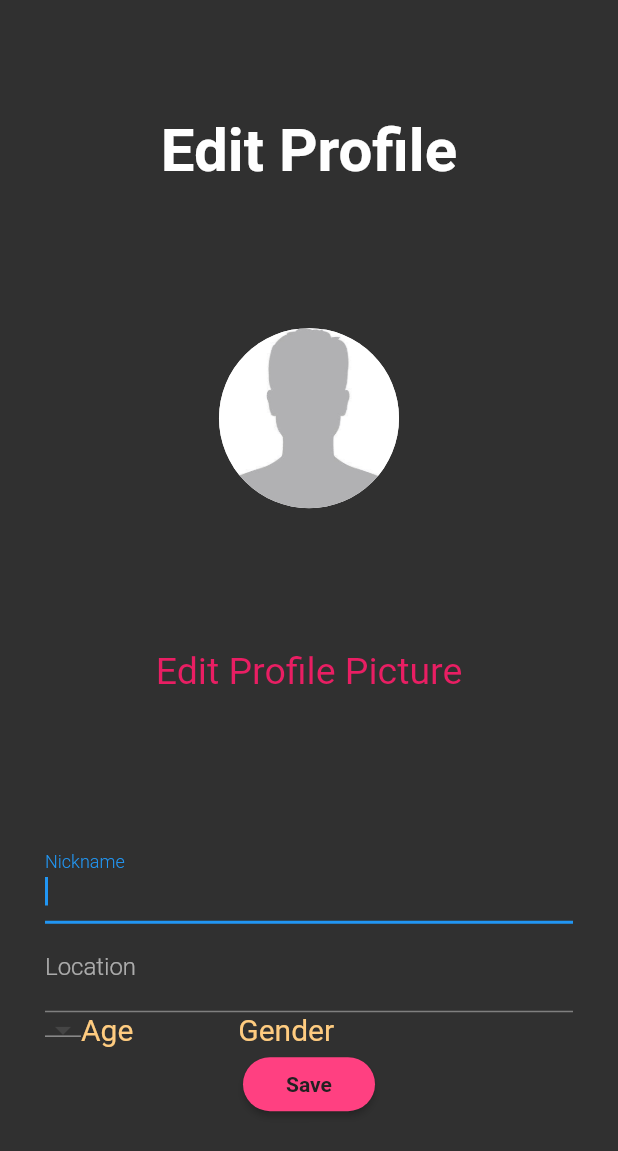
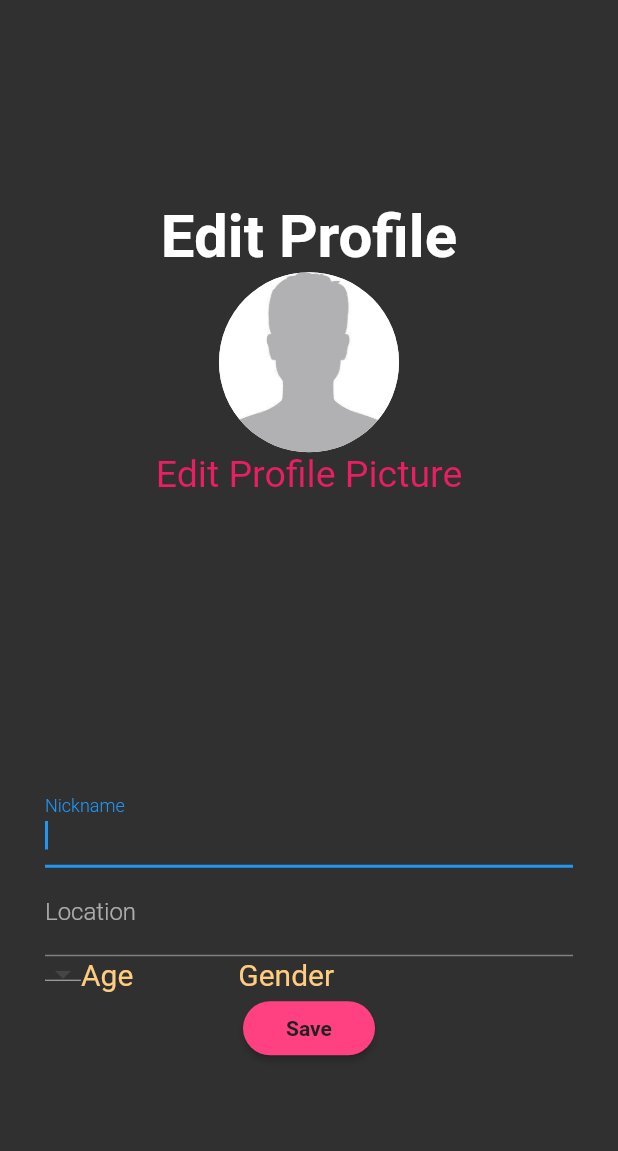
Before and after one commit to Team-Loveal/BeerGarden, a Flutter app: the screen it shows after launch, on a phone screen of 412 x 824 dp. Shown: the top 1151 px of the screen. Run offline on Flutter 3.47's test engine with Material 2 defaults, Android fonts, the phone set to English and light mode, and no system bars; our stand-ins replace material_design_icons_flutter.

Commit message:
editting profile

```diff
--- a/lib/pages/editProfile.dart
+++ b/lib/pages/editProfile.dart
@@ -14,6 +14,10 @@ class _EditProfileState extends State<EditProfile> {
           padding: EdgeInsets.all(30),
           child: Column(
             mainAxisAlignment: MainAxisAlignment.spaceAround,
+            children: <Widget>[
+              Padding(
+                padding: EdgeInsets.all(20),
+                child: Column(
                   children: <Widget>[
                     Text(
                       'Edit Profile',
@@ -35,6 +39,10 @@ class _EditProfileState extends State<EditProfile> {
                         fontSize: 25,
                       ),
                     ),
+                  ],
+                ),
+              ),
+
               Container(
                 child: Column(
                   mainAxisAlignment: MainAxisAlignment.spaceEvenly,
```
Lines whose indentation alone changed are shown as unchanged.
